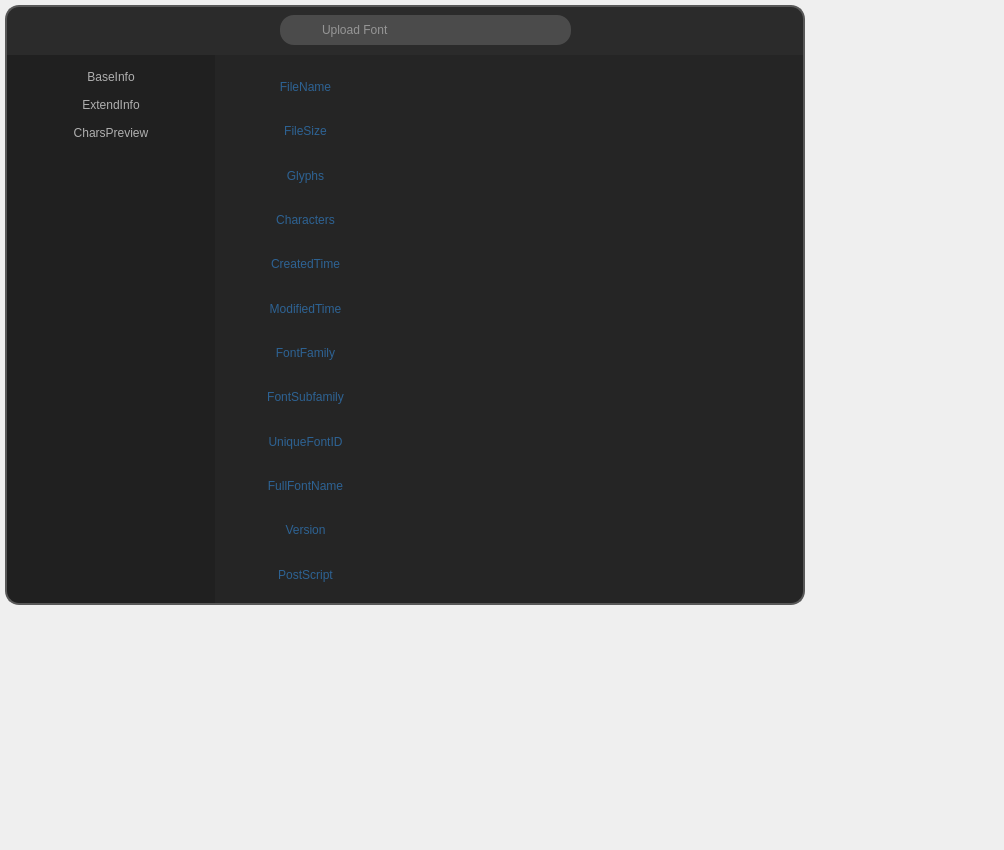
Above: fontAnalyzer.ui from MorostCode/fontAnalyzer before the change. Below: the same form after it.
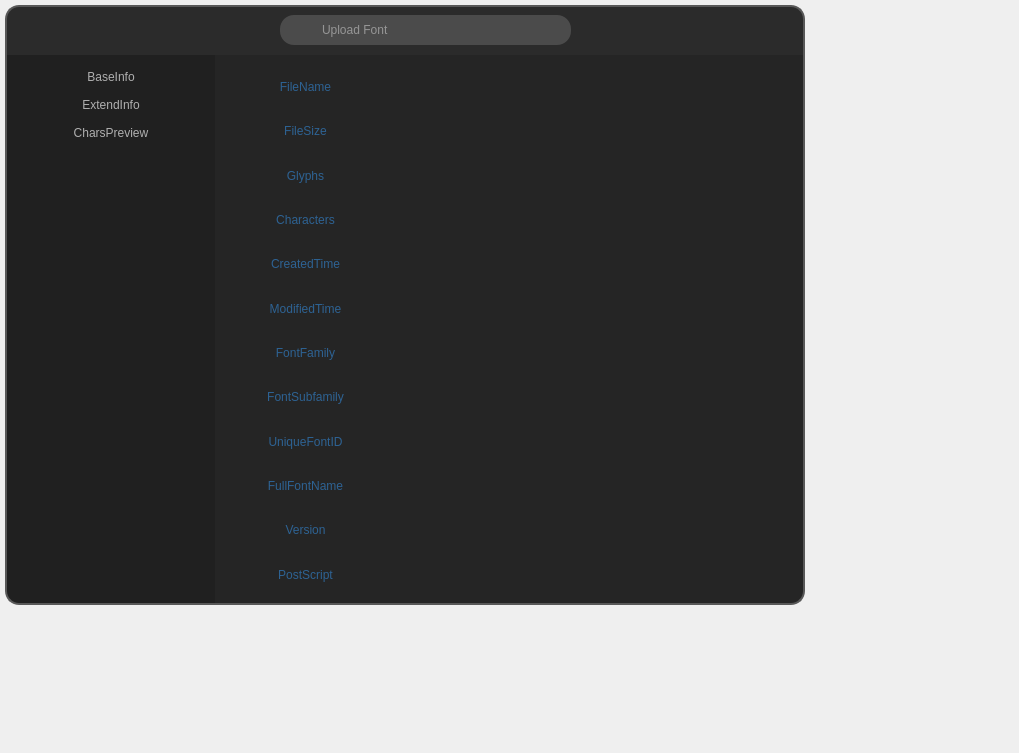
That is the form after the change. Icons and pictures are not drawn.

What changed in the file:
```diff
--- a/fontAnalyzer.ui
+++ b/fontAnalyzer.ui
@@ -6,8 +6,8 @@
    <rect>
     <x>0</x>
     <y>0</y>
-    <width>1004</width>
-    <height>850</height>
+    <width>1019</width>
+    <height>753</height>
    </rect>
   </property>
   <property name="windowTitle">
```
Left out of the diff: 26 changed lines with no effect on the pictures.
